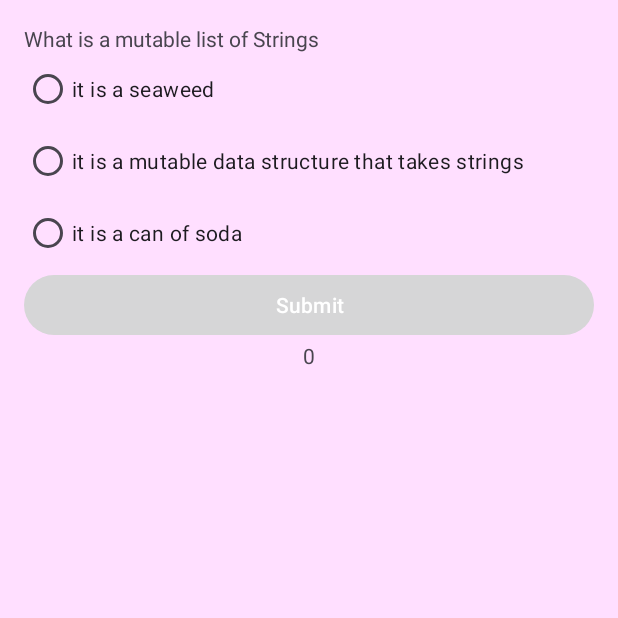
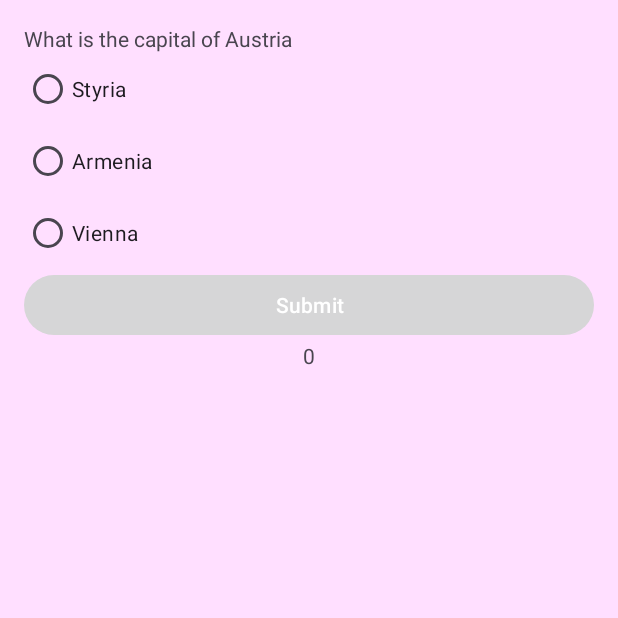
Before and after one commit to fhajims/QuizApp, an Android app: the screen it shows after launch (MainActivity), on a phone screen of 412 x 824 dp, the top half of it. Run offline under Robolectric (Android 15) with nearby library versions, the phone set to English and light mode, and no system bars.

Commit message:
Upgraded Question Functions, Setup of Questions.

```diff
--- a/app/src/main/java/at/fh/js/ims/quizappapp/MainActivity.kt
+++ b/app/src/main/java/at/fh/js/ims/quizappapp/MainActivity.kt
@@ -86,7 +86,7 @@ class MainActivity : AppCompatActivity() {
     private fun setupQuestion() {
         if (questions != null) {
             val min = 0
-            val max = questions.size
+            val max = questions.size-1
             randomInt = (min..max).random()
             //val question = questions[randomInt]
             currentQuestion = questions[randomInt]
@@ -109,6 +109,7 @@ class MainActivity : AppCompatActivity() {
 
         jumpScareSound.setOnCompletionListener {
             it.release()
+
         }
 
         jumpScareSound.start()
@@ -118,6 +119,7 @@ class MainActivity : AppCompatActivity() {
 
         rightAnswerSound.setOnCompletionListener {
             it.release()
+
         }
 
         rightAnswerSound.start()
@@ -127,6 +129,7 @@ class MainActivity : AppCompatActivity() {
 
         goatySound.setOnCompletionListener {
             it.release()
+
         }
 
         goatySound.start()
@@ -175,19 +178,20 @@ class MainActivity : AppCompatActivity() {
             makeImageViewVisible(mrb)
             handler.postDelayed({
                 mrb.visibility = View.GONE
+                updateUIElements(questions,randomInt)
             }, delayMillis.toLong())
-                handler.postDelayed({
+              /*  handler.postDelayed({
                     // This code will run after the delay
                     //val intent = Intent(this, MainActivity::class.java)
                     //startActivity(intent)
                     //finish()
-                    updateUIElements(questions,randomInt)
-                }, 6000.toLong())
+
+                }, 6000.toLong()) */
         } else {
             Toast.makeText(this, "Incorrect. Try again!", Toast.LENGTH_SHORT).show()
             val  delayMillis = 3000
             playGoaty(this)
-            playJumpScare(this)
+            //playJumpScare(this)
             val dagoat = findViewById<ImageView>(R.id.goatygoat)
             //val mrb = findViewById<ImageView>(R.id.mrb)
             //loadGoatyIntoImageView(mrb, "goat");
@@ -195,6 +199,7 @@ class MainActivity : AppCompatActivity() {
             handler.postDelayed({
                 dagoat.visibility = View.GONE
             }, delayMillis.toLong())
+
 
         }
 
--- a/app/src/main/java/at/fh/js/ims/quizappapp/Question.kt
+++ b/app/src/main/java/at/fh/js/ims/quizappapp/Question.kt
@@ -8,6 +8,21 @@ data class Question (val questionText: String, val options: List<String>, val co
            Question("What is an integer?", listOf("A number", "A String", "A dog"), 0),
            Question("What is the capital of Japan?", listOf("Tokyo", "Beijing", "Seoul"), 0),
            Question("What is 2 + 2", listOf("3", "4", "5"), 1),
+           Question("What is a mutable list of Strings", listOf("it is a seaweed","it is a mutable data structure that takes strings", "it is a can of soda"), 1),
+           Question("What is the capital of Austria", listOf("Styria", "Armenia", "Vienna"), 2),
+           Question("What is an integer?", listOf("A number", "A String", "A dog"), 0),
+           Question("What is the capital of Japan?", listOf("Tokyo", "Beijing", "Seoul"), 0),
+           Question("What is 2 + 2", listOf("3", "4", "5"), 1),
+           Question("What is a mutable list of Strings", listOf("it is a seaweed","it is a mutable data structure that takes strings", "it is a can of soda"), 1),
+           Question("What is the capital of Austria", listOf("Styria", "Armenia", "Vienna"), 2),
+           Question("What is an integer?", listOf("A number", "A String", "A dog"), 0),
+           Question("What is the capital of Japan?", listOf("Tokyo", "Beijing", "Seoul"), 0),
+           Question("What is 2 + 2", listOf("3", "4", "5"), 1),
+           Question("What is a mutable list of Strings", listOf("it is a seaweed","it is a mutable data structure that takes strings", "it is a can of soda"), 1),
+           Question("What is the capital of Austria", listOf("Styria", "Armenia", "Vienna"), 2),
+           Question("What is an integer?", listOf("A number", "A String", "A dog"), 0),
+           Question("What is the capital of Japan?", listOf("Tokyo", "Beijing", "Seoul"), 0),
+           Question("What is 2 + 2", listOf("3", "4", "5"), 1),
            Question("What is a mutable list of Strings", listOf("it is a seaweed","it is a mutable data structure that takes strings", "it is a can of soda"), 1)
        )
    }
```
